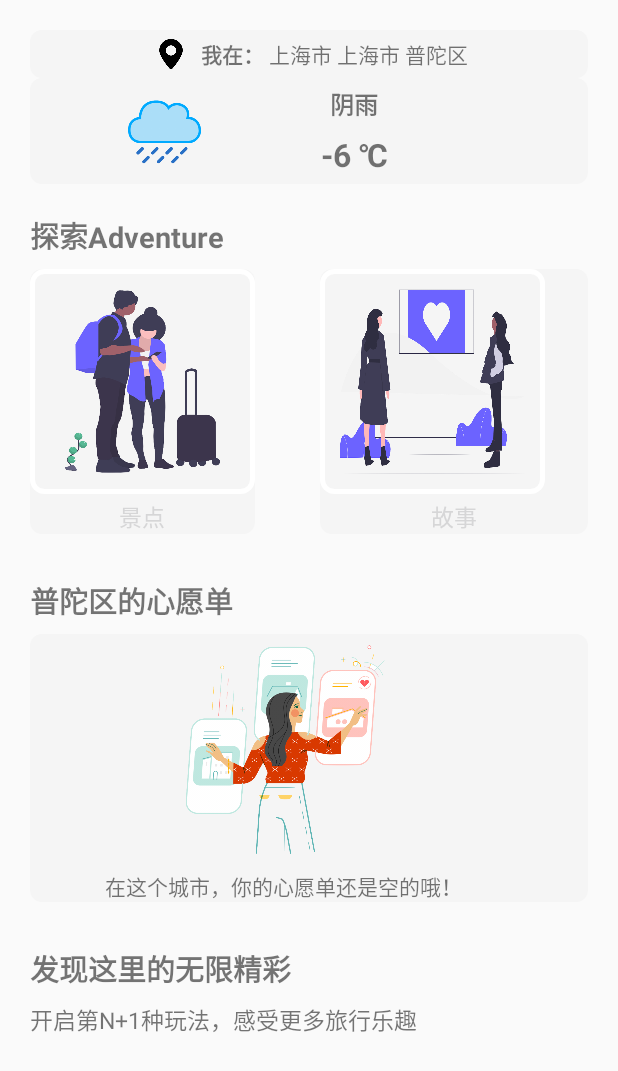
After one commit to ZhentingYan/Adventure-MobileAppDev, an Android app: the layout fragment_explore.xml on its own in the app's theme, with its tools: preview values and no code run, on a phone screen of 412 x 824 dp. The commit adds this screen. Shown: the top 1071 px of the screen. Run offline under Robolectric (Android 15) with nearby library versions, the phone set to English and light mode, and no system bars; network calls fail.

Commit message:
explore_layout&shakeJudge

```diff
--- a/app/src/main/java/com/tongjisse/adventure/view/views/ScenicSpot/FragmentScenicSpot.kt
+++ b/app/src/main/java/com/tongjisse/adventure/view/views/ScenicSpot/FragmentScenicSpot.kt
@@ -43,10 +43,10 @@ class FragmentScenicSpot :BaseFragmentWithPresenter(),ScenicSpotView{
     private val jdCityConfig = JDCityConfig.Builder().build()
     private lateinit var userSP: SharedPreferences
     private lateinit var editor: SharedPreferences.Editor
-    private var shakeJudge:Boolean=false
     companion object {
         var locationClient: AMapLocationClient? = null
         var locationOption: AMapLocationClientOption? = null
+        var shakeJudge:Boolean=false
     }
     override var refresh by bindToSwipeRefresh(R.id.swipeRefreshView)
     override val presenter by lazy{ ScenicSpotPresenter(this,ScenicSpotRepository.get())}
@@ -62,7 +62,6 @@ class FragmentScenicSpot :BaseFragmentWithPresenter(),ScenicSpotView{
                 context!!.startActivity(intent)
             }
         }else {
-
             if (!items.isEmpty()) {
                 ErrorLayout.visibility = View.GONE
                 val categoryItemAdapters = items.map(::ScenicSpotGalleryAdapter)
--- a/app/src/main/java/com/tongjisse/adventure/view/views/ScenicSpot/ScenicSpotDetailActivity.kt
+++ b/app/src/main/java/com/tongjisse/adventure/view/views/ScenicSpot/ScenicSpotDetailActivity.kt
@@ -36,11 +36,11 @@ class ScenicSpotDetailActivity : BaseActivityWithPresenter(),ScenicSpotDetailVie
     override val presenter by lazy{ ScenicSpotDetailPresenter(this,ScenicSpotRepository.get())}
     override fun show(items: List<ScenicSpotDetail>) {
         val detail=items[0]
-        val myLocationStyle: MyLocationStyle
-        myLocationStyle = MyLocationStyle()//初始化定位蓝点样式类myLocationStyle.myLocationType(MyLocationStyle.LOCATION_TYPE_LOCATION_ROTATE);//连续定位、且将视角移动到地图中心点，定位点依照设备方向旋转，并且会跟随设备移动。（1秒1次定位）如果不设置myLocationType，默认也会执行此种模式。
-        myLocationStyle.interval(2000) //设置连续定位模式下的定位间隔，只在连续定位模式下生效，单次定位模式下不会生效。单位为毫秒。
-        mMap.setMyLocationStyle(myLocationStyle)//设置定位蓝点的Style
-        mMap.setMyLocationEnabled(true)// 设置为true表示启动显示定位蓝点，false表示隐藏定位蓝点并不进行定位，默认是false。
+       //val myLocationStyle: MyLocationStyle
+       //myLocationStyle = MyLocationStyle()//初始化定位蓝点样式类myLocationStyle.myLocationType(MyLocationStyle.LOCATION_TYPE_LOCATION_ROTATE);//连续定位、且将视角移动到地图中心点，定位点依照设备方向旋转，并且会跟随设备移动。（1秒1次定位）如果不设置myLocationType，默认也会执行此种模式。
+        //myLocationStyle.interval(2000) //设置连续定位模式下的定位间隔，只在连续定位模式下生效，单次定位模式下不会生效。单位为毫秒。
+       //mMap.setMyLocationStyle(myLocationStyle)//设置定位蓝点的Style
+        //mMap.setMyLocationEnabled(true)// 设置为true表示启动显示定位蓝点，false表示隐藏定位蓝点并不进行定位，默认是false。
         val marker = mMap.addMarker(MarkerOptions().position(LatLng(detail.latitude.toDouble(), detail.longitude.toDouble())).title(detail.name).snippet(detail.address))
         tvAddress.text=detail.address
         tvDesc.text=detail.intro
@@ -57,7 +57,11 @@ class ScenicSpotDetailActivity : BaseActivityWithPresenter(),ScenicSpotDetailVie
     override fun showError(error: Throwable) {
         error.printStackTrace()
         //tvDesc.text="这个景点比较小众，没有相关介绍哦～"
-        toast("这个景点比较小众，暂不支持查看详情噢～")
+        if(FragmentScenicSpot.shakeJudge) {
+            toast("这次没有摇到和你有缘分的景点哦，再试一次吧～")
+            FragmentScenicSpot.shakeJudge=false
+        }
+        else toast("这个景点比较小众，暂不支持查看详情噢～")
         this.finish()
     }
     override fun onCreate(savedInstanceState: Bundle?) {
--- /dev/null
+++ b/app/src/main/res/layout/fragment_explore.xml
@@ -0,0 +1,298 @@
+<?xml version="1.0" encoding="utf-8"?>
+<ScrollView xmlns:android="http://schemas.android.com/apk/res/android"
+    xmlns:app="http://schemas.android.com/apk/res-auto"
+    xmlns:tools="http://schemas.android.com/tools"
+    android:layout_width="wrap_content"
+    android:layout_height="wrap_content">
+
+    <RelativeLayout
+        android:layout_width="match_parent"
+        android:layout_height="match_parent">
+
+        <LinearLayout
+            android:id="@+id/searchLayout"
+            android:layout_width="match_parent"
+            android:layout_height="wrap_content"
+            android:layout_alignParentStart="true"
+            android:layout_alignParentTop="true"
+            android:orientation="vertical"
+            android:paddingStart="20dp"
+            android:paddingLeft="20dp"
+            android:paddingTop="20dp"
+            android:paddingEnd="20dp"
+            android:paddingRight="20dp"
+            android:paddingBottom="10dp">
+
+            <LinearLayout
+                android:id="@+id/locationLayout"
+                android:layout_width="match_parent"
+                android:layout_height="wrap_content"
+                android:background="@drawable/linear_layout_background"
+                android:gravity="center"
+                android:orientation="horizontal"
+                android:padding="5dp"
+                android:paddingStart="9dp">
+
+                <ImageView
+                    android:id="@+id/ivIcon"
+                    android:layout_width="20dp"
+                    android:layout_height="20dp"
+                    app:srcCompat="@drawable/location_icon" />
+
+
+                <TextView
+                    android:id="@+id/tvIndication"
+                    android:layout_width="wrap_content"
+                    android:layout_height="wrap_content"
+                    android:layout_marginStart="10dp"
+                    android:text="我在："
+                    android:textSize="14dp"
+                    android:textStyle="bold" />
+
+                <TextView
+                    android:id="@+id/tvLocation"
+                    android:layout_width="wrap_content"
+                    android:layout_height="wrap_content"
+                    android:text=" 上海市 上海市 普陀区"
+                    android:textSize="14dp" />
+            </LinearLayout>
+
+            <RelativeLayout
+                android:id="@+id/WeatherLayout"
+                android:layout_width="match_parent"
+                android:layout_height="wrap_content"
+                android:background="@drawable/linear_layout_background"
+                android:padding="5dp"
+                android:paddingStart="9dp">
+
+
+                <ImageView
+                    android:id="@+id/ivWeather"
+                    android:layout_width="50dp"
+                    android:layout_height="50dp"
+                    android:layout_alignParentStart="true"
+                    android:layout_centerVertical="true"
+                    android:layout_marginStart="55dp"
+                    app:srcCompat="@drawable/rain" />
+
+                <LinearLayout
+                    android:layout_width="wrap_content"
+                    android:layout_height="wrap_content"
+                    android:layout_centerVertical="true"
+                    android:layout_marginLeft="79dp"
+                    android:layout_toRightOf="@id/ivWeather"
+                    android:gravity="center"
+                    android:orientation="vertical">
+
+                    <TextView
+                        android:id="@+id/tvWeather"
+                        android:layout_width="wrap_content"
+                        android:layout_height="wrap_content"
+                        android:text="阴雨"
+                        android:textAllCaps="false"
+                        android:textSize="16dp"
+                        android:textStyle="bold" />
+
+                    <TextView
+                        android:id="@+id/tvTemperature"
+                        android:layout_width="wrap_content"
+                        android:layout_height="wrap_content"
+                        android:layout_marginTop="7dp"
+                        android:layout_toEndOf="@+id/ivWeather"
+                        android:text="-6 ℃"
+                        android:textSize="21dp"
+                        android:textStyle="bold" />
+                </LinearLayout>
+
+            </RelativeLayout>
+
+
+        </LinearLayout>
+
+        <LinearLayout
+            android:id="@+id/exploreLayout"
+            android:layout_width="match_parent"
+            android:layout_height="wrap_content"
+            android:layout_below="@id/searchLayout"
+            android:orientation="vertical"
+            android:paddingStart="20dp"
+            android:paddingLeft="20dp"
+            android:paddingTop="10dp"
+            android:paddingEnd="20dp"
+            android:paddingRight="20dp"
+            android:paddingBottom="20dp">
+
+            <TextView
+                android:layout_width="wrap_content"
+                android:layout_height="wrap_content"
+                android:layout_marginBottom="7dp"
+                android:text="探索Adventure"
+                android:textSize="19dp"
+                android:textStyle="bold" />
+
+            <LinearLayout
+                android:layout_width="match_parent"
+                android:layout_height="wrap_content">
+
+                <LinearLayout
+                    android:id="@+id/sceneLayout"
+                    android:layout_width="wrap_content"
+                    android:layout_height="wrap_content"
+                    android:layout_alignParentStart="true"
+                    android:layout_alignParentTop="true"
+                    android:background="@drawable/linear_layout_background"
+                    android:orientation="vertical">
+
+                    <RelativeLayout
+                        android:layout_width="wrap_content"
+                        android:layout_height="wrap_content">
+
+                        <ImageView
+                            android:id="@+id/ivPhoto"
+                            android:layout_width="150dp"
+                            android:layout_height="150dp"
+                            android:background="@drawable/image_view_background"
+                            android:scaleType="fitXY"
+                            app:srcCompat="@drawable/travellers" />
+
+                    </RelativeLayout>
+
+                    <TextView
+                        android:layout_width="match_parent"
+                        android:layout_height="match_parent"
+                        android:layout_below="@id/ivPhoto"
+                        android:layout_alignEnd="@+id/ivPhoto"
+                        android:layout_marginTop="3dp"
+                        android:text="景点"
+                        android:textAlignment="center"
+                        android:textColor="@color/bank_FF6C6C6C"
+                        android:textSize="15dp"
+                        android:textStyle="normal" />
+
+                </LinearLayout>
+
+                <LinearLayout
+                    android:id="@+id/storyLayout"
+                    android:layout_width="wrap_content"
+                    android:layout_height="wrap_content"
+                    android:layout_alignParentStart="true"
+                    android:layout_alignParentTop="true"
+                    android:layout_marginStart="43dp"
+                    android:layout_weight="1"
+                    android:background="@drawable/linear_layout_background"
+                    android:orientation="vertical">
+
+                    <LinearLayout
+                        android:layout_width="wrap_content"
+                        android:layout_height="wrap_content"
+                        android:layout_alignTop="@+id/storyLayout"
+                        android:orientation="horizontal">
+
+                        <ImageView
+                            android:id="@+id/ivPhotoStory"
+                            android:layout_width="150dp"
+                            android:layout_height="150dp"
+                            android:background="@drawable/image_view_background"
+                            android:scaleType="fitXY"
+                            app:srcCompat="@drawable/stories" />
+
+                    </LinearLayout>
+
+                    <TextView
+                        android:layout_width="match_parent"
+                        android:layout_height="match_parent"
+                        android:layout_below="@id/ivPhotoStory"
+                        android:layout_alignEnd="@+id/ivPhotoStory"
+                        android:layout_marginTop="3dp"
+                        android:text="故事"
+                        android:textAlignment="center"
+                        android:textColor="@color/bank_FF6C6C6C"
+                        android:textSize="15dp"
+                        android:textStyle="normal" />
+
+                </LinearLayout>
+            </LinearLayout>
+        </LinearLayout>
+
+        <LinearLayout
+            android:id="@+id/likesLayout"
+            android:layout_width="match_parent"
+            android:layout_height="wrap_content"
+            android:layout_below="@id/exploreLayout"
+            android:orientation="vertical"
+            android:paddingStart="20dp"
+            android:paddingLeft="20dp"
+            android:paddingTop="10dp"
+            android:paddingEnd="20dp"
+            android:paddingRight="20dp"
+            android:paddingBottom="20dp">
+
+            <TextView
+                android:layout_width="wrap_content"
+                android:layout_height="wrap_content"
+                android:layout_marginBottom="7dp"
+                android:text="普陀区的心愿单"
+                android:textSize="19dp"
+                android:textStyle="bold" />
+
+            <android.support.v7.widget.RecyclerView
+                android:layout_width="match_parent"
+                android:layout_height="wrap_content"
+                android:background="@drawable/linear_layout_background"
+                android:visibility="gone">
+
+            </android.support.v7.widget.RecyclerView>
+
+            <LinearLayout
+                android:layout_width="match_parent"
+                android:layout_height="wrap_content"
+                android:background="@drawable/linear_layout_background"
+                android:orientation="vertical">
+
+                <ImageView
+                    android:layout_width="150dp"
+                    android:layout_height="150dp"
+                    android:layout_marginStart="95dp"
+                    app:srcCompat="@drawable/undraw_traveling_t8y2" />
+
+                <TextView
+                    android:layout_width="wrap_content"
+                    android:layout_height="wrap_content"
+                    android:layout_marginStart="50dp"
+                    android:layout_marginTop="7dp"
+                    android:text="在这个城市，你的心愿单还是空的哦！"
+                    android:textAlignment="center" />
+
+            </LinearLayout>
+        </LinearLayout>
+        <LinearLayout
+            android:id="@+id/bottomLayout"
+            android:layout_width="match_parent"
+            android:layout_height="wrap_content"
+            android:layout_below="@id/likesLayout"
+            android:orientation="vertical"
+            android:paddingStart="20dp"
+            android:paddingLeft="20dp"
+            android:paddingTop="10dp"
+            android:paddingEnd="20dp"
+            android:paddingRight="20dp"
+            android:paddingBottom="20dp">
+
+            <TextView
+                android:layout_width="wrap_content"
+                android:layout_height="wrap_content"
+                android:layout_marginBottom="7dp"
+                android:text="发现这里的无限精彩"
+                android:textSize="19dp"
+                android:textStyle="bold" />
+
+            <TextView
+                android:layout_width="wrap_content"
+                android:layout_height="wrap_content"
+                android:layout_marginBottom="7dp"
+                android:text="开启第N+1种玩法，感受更多旅行乐趣"
+                android:textSize="15dp" />
+
+        </LinearLayout>
+    </RelativeLayout>
+</ScrollView>
--- /dev/null
+++ b/app/src/main/res/layout/likes_adapter_item.xml
@@ -0,0 +1,6 @@
+<?xml version="1.0" encoding="utf-8"?>
+<android.support.constraint.ConstraintLayout
+    xmlns:android="http://schemas.android.com/apk/res/android" android:layout_width="match_parent"
+    android:layout_height="match_parent">
+
+</android.support.constraint.ConstraintLayout>
```
Also changed, not shown: app/src/main/res/drawable-v24/stories.png (added), app/src/main/res/drawable-v24/travellers.png (added), app/src/main/res/drawable/cloudy.png (added), app/src/main/res/drawable/rain.png (added), app/src/main/res/drawable/snow.png (added), app/src/main/res/drawable/sun.png (added), app/src/main/res/drawable/sun_cloud.png (added), app/src/main/res/drawable/thunder.png (added).
